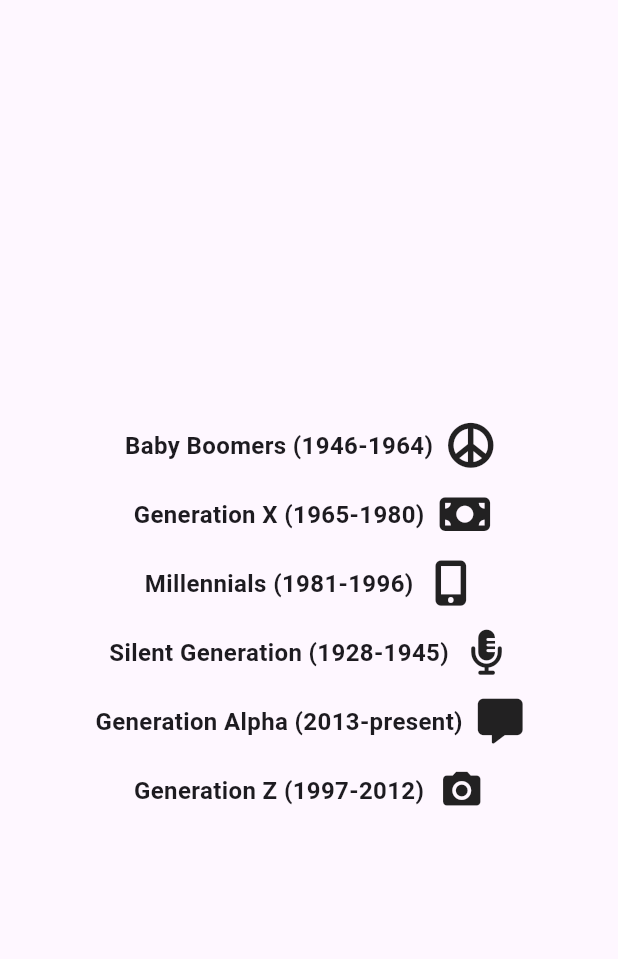
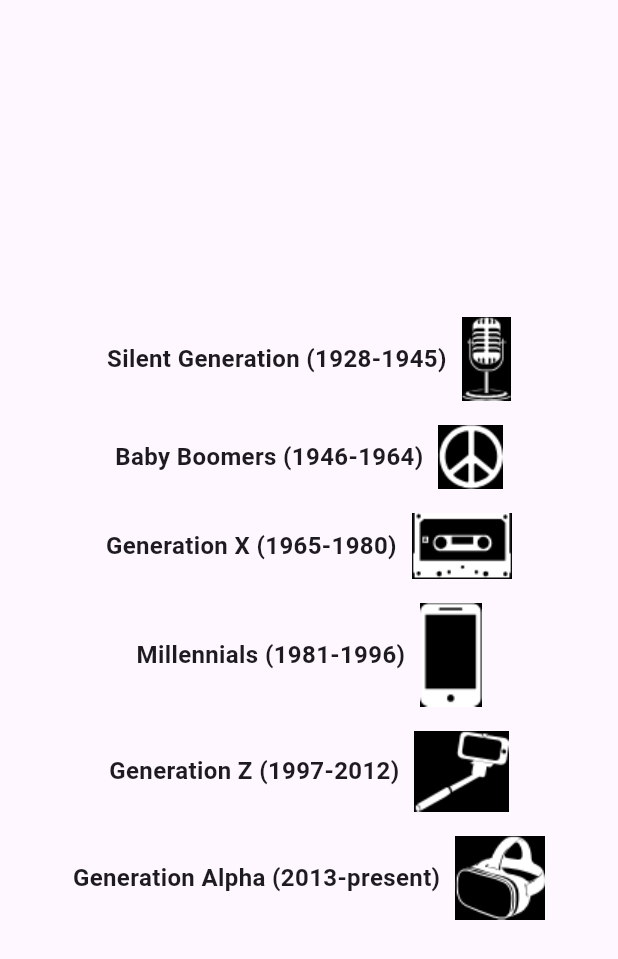
Before and after one commit to mb4465/Slang-That-Thang, a Flutter app: the TestScreen screen opened directly, on a phone screen of 412 x 824 dp. Shown: the top 959 px of the screen. Run offline on Flutter 3.47's test engine with Material 3 defaults, Android fonts, the phone set to English and light mode, and no system bars; our stand-ins replace audioplayers, flutter_svg, font_awesome_flutter, package_info_plus, shared_preferences; missing offline and left inert: flutter_flip_card; accounts and stored records are empty.

Commit message:
added correct icons
replaced faicons with png files

```diff
--- a/lib/data/globals.dart
+++ b/lib/data/globals.dart
@@ -1,7 +1,4 @@
 // Map of generation icons using the constants
-import 'package:flutter/material.dart';
-import 'package:font_awesome_flutter/font_awesome_flutter.dart';
-import 'package:test2/data/terms_data.dart';
 import 'package:shared_preferences/shared_preferences.dart';
 
 const String babyBoomers = "Baby Boomers (1946-1964)";
@@ -11,13 +8,13 @@ const String silentGeneration = "Silent Generation (1928-1945)";
 const String genAlpha = "Generation Alpha (2013-present)";
 const String genZ = "Generation Z (1997-2012)";
 
-final Map<String, IconData> generationIcons = {
-  babyBoomers: FontAwesomeIcons.peace,
-  genX: FontAwesomeIcons.moneyBill,//cassette icon needed here only in pro version
-  millennials: FontAwesomeIcons.mobileScreenButton,
-  silentGeneration: FontAwesomeIcons.microphoneLines,
-  genAlpha: FontAwesomeIcons.solidMessage, // vr headset icon needed here-> not availble in faicon
-  genZ: Icons.camera_alt, // selfie stick needed here -> same prob as above
+final Map<String, String> generationIcons = {
+  silentGeneration: 'assets/images/generations/mic.png', //micrphone
+  babyBoomers: 'assets/images/generations/peace.png',//peace
+  genX: 'assets/images/generations/cassette.png',//cassette icon needed here only in pro version
+  millennials: 'assets/images/generations/mobile.png', //mobile
+  genZ: 'assets/images/generations/selfieStick.png', // selfie stick needed here -> same prob as above
+  genAlpha: 'assets/images/generations/vrHeadset.png', // vr headset icon needed here-> not availble in faicon
 };
 
 
--- a/lib/screens/level_screen.dart
+++ b/lib/screens/level_screen.dart
@@ -19,7 +19,7 @@ class LevelScreenState extends State<LevelScreen> {
   late String _selectedGeneration;
   late String _selectedTerm;
   late String _selectedDefinition;
-  late IconData _selectedIcon;
+  late String _selectedIcon;
   bool isNextCard = true; // can the user go to the next card? to fix audio sync
   bool isCardFront = true;
   bool isSoundEnabled = true;
@@ -50,7 +50,7 @@ class LevelScreenState extends State<LevelScreen> {
       setState(() {
         _selectedTerm = randomTerm["term"]!;
         _selectedDefinition = randomTerm["definition"]!;
-        _selectedIcon = generationIcons[_selectedGeneration] ?? Icons.help_outline;
+        _selectedIcon = generationIcons[_selectedGeneration] ?? ''; // TODO  fix this maybe
       });
     }
   }
@@ -97,7 +97,7 @@ class LevelScreenState extends State<LevelScreen> {
             itemBuilder: (context, index) {
               return FlipCardWidget(
                 onNextButtonPressed: _goToNextCard,
-                icon: _selectedIcon,
+                image: Image.asset(_selectedIcon),
                 term: _selectedTerm,
                 definition: _selectedDefinition,
                 generation: _selectedGeneration,
--- a/lib/screens/test_screen.dart
+++ b/lib/screens/test_screen.dart
@@ -20,7 +20,7 @@ class TestScreen extends StatelessWidget {
                   style: TextStyle(fontSize: 16, fontWeight: FontWeight.bold),
                 ),
                 const SizedBox(width: 10),
-                Icon(entry.value, size: 30),
+                Image.asset(entry.value),
               ],
             ),
           );
--- a/lib/widgets/flip_card_widget.dart
+++ b/lib/widgets/flip_card_widget.dart
@@ -10,13 +10,13 @@ class FlipCardWidget extends StatefulWidget {
     super.key,
     required this.term,
     required this.definition,
-    required this.icon,
+    required this.image,
     required this.generation,
     required this.onNextButtonPressed ,
     this.onFlip,
   });
   final VoidCallback onNextButtonPressed;
-  final IconData icon;
+  final Image image;
   final String generation;
   final String term; // Parameter for the term
   final String definition; // Parameter for the definition
@@ -123,7 +123,7 @@ class FlipCardWidgetState extends State<FlipCardWidget> {
                 width: screenWidth,
                 height: screenHeight,
                 child: CardBack(
-                  icon: widget.icon,
+                  image: widget.image,
                   term: widget.term,
                   definition: widget.definition,
                   generation: widget.generation,
--- a/pubspec.yaml
+++ b/pubspec.yaml
@@ -70,8 +70,10 @@ flutter:
   # To add assets to your application, add an assets section, like this:
   assets:
     - assets/images/
+    - assets/images/generations/
     - assets/audio/card_flip.mp3
     - assets/audio/next_card.mp3
+
   # assets:
   #   - images/a_dot_burr.jpeg
   #   - images/a_dot_ham.jpeg
```
Also changed, not shown: lib/main.dart (+3 -4 lines), lib/widgets/card_back.dart (+4 -9 lines), assets/images/generations/cassette.png (added), assets/images/generations/mic.png (added), assets/images/generations/mobile.png (added), assets/images/generations/peace.png (added), assets/images/generations/selfieStick.png (added), assets/images/generations/vrHeadset.png (added).
